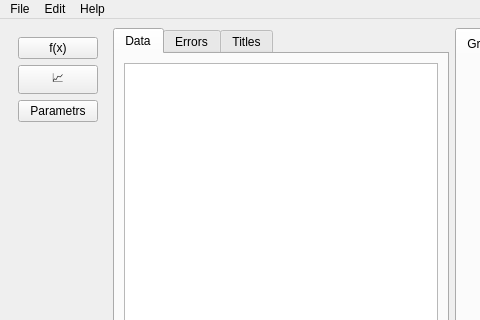
Qt form main/mainwindow.ui (Kirikus/Experiments_2024_autumn) before a commit; both pictures show x 0 to 480 and y 0 to 320 of the 800 by 500 pixel window.
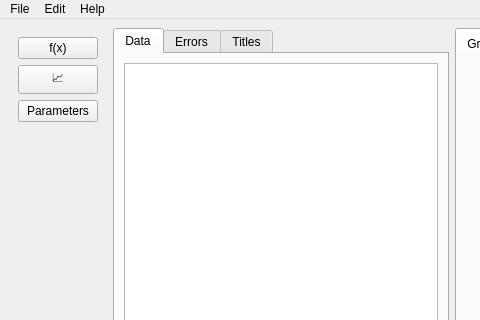
The same form after that commit. The open tabs and pages were chosen to show the change. Icons and pictures are not drawn.

Commit message: typos corrected

Patch:
```diff
--- a/main/mainwindow.ui
+++ b/main/mainwindow.ui
@@ -71,7 +71,7 @@
           <string>Set qraph parametrs </string>
          </property>
          <property name="text">
-          <string>Parametrs</string>
+          <string>Parameters</string>
          </property>
         </widget>
        </item>
```
Left out of the diff: 11 changed lines with no effect on the pictures. The commit also changes 2 other files.
